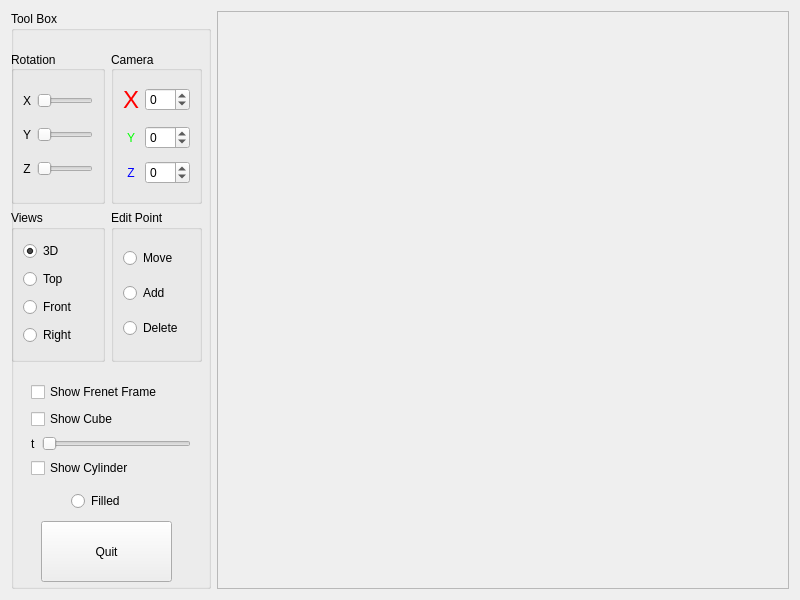
First picture: the form in MainWindow.ui, repository ray-z/Graphics-Assignment2, before the edit.
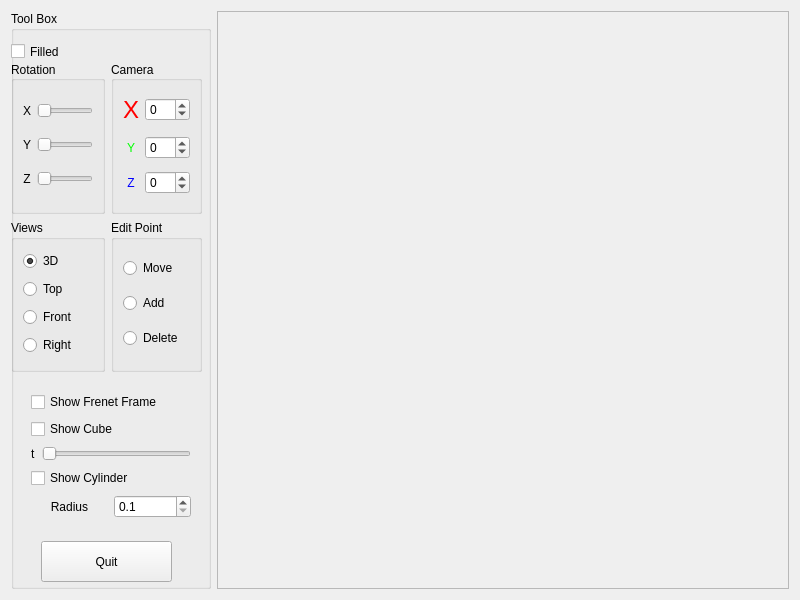
Second picture: the form after the edit.

Commit message: Add new feature: set cylinder radius.

Patch:
```diff
--- a/MainWindow.ui
+++ b/MainWindow.ui
@@ -54,24 +54,11 @@
      <property name="title">
       <string>Tool Box</string>
      </property>
-     <widget class="QRadioButton" name="radioButton">
-      <property name="geometry">
-       <rect>
-        <x>60</x>
-        <y>480</y>
-        <width>61</width>
-        <height>20</height>
-       </rect>
-      </property>
-      <property name="text">
-       <string>Filled</string>
-      </property>
-     </widget>
      <widget class="QWidget" name="gridLayoutWidget">
       <property name="geometry">
        <rect>
         <x>0</x>
-        <y>40</y>
+        <y>50</y>
         <width>191</width>
         <height>311</height>
        </rect>
@@ -383,9 +370,9 @@
       <property name="geometry">
        <rect>
         <x>30</x>
-        <y>510</y>
+        <y>530</y>
         <width>131</width>
-        <height>61</height>
+        <height>41</height>
        </rect>
       </property>
       <property name="text">
@@ -396,9 +383,9 @@
       <property name="geometry">
        <rect>
         <x>20</x>
-        <y>370</y>
+        <y>380</y>
         <width>160</width>
-        <height>100</height>
+        <height>132</height>
        </rect>
       </property>
       <layout class="QVBoxLayout" name="verticalLayout_5">
@@ -447,8 +434,54 @@
          </property>
         </widget>
        </item>
+       <item>
+        <layout class="QHBoxLayout" name="horizontalLayout_8">
+         <item>
+          <widget class="QLabel" name="label_2">
+           <property name="text">
+            <string>Radius</string>
+           </property>
+           <property name="alignment">
+            <set>Qt::AlignCenter</set>
+           </property>
+          </widget>
+         </item>
+         <item>
+          <widget class="QDoubleSpinBox" name="spin_Radius">
+           <property name="decimals">
+            <number>1</number>
+           </property>
+           <property name="minimum">
+            <double>0.100000000000000</double>
+           </property>
+           <property name="maximum">
+            <double>1.000000000000000</double>
+           </property>
+           <property name="singleStep">
+            <double>0.100000000000000</double>
+           </property>
+           <property name="value">
+            <double>0.100000000000000</double>
+           </property>
+          </widget>
+         </item>
+        </layout>
+       </item>
       </layout>
      </widget>
+     <widget class="QCheckBox" name="checkBox">
+      <property name="geometry">
+       <rect>
+        <x>0</x>
+        <y>30</y>
+        <width>85</width>
+        <height>21</height>
+       </rect>
+      </property>
+      <property name="text">
+       <string>Filled</string>
+      </property>
+     </widget>
     </widget>
    </item>
   </layout>
```
Left out of the diff: 59 changed lines with no effect on the pictures. The commit also changes 6 other files.
